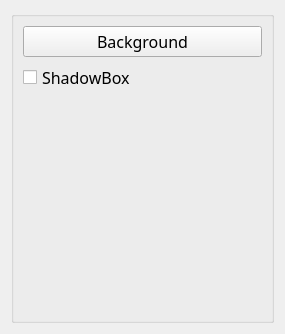
Before: the Qt Designer form tools/mesh/globalwidget.ui in nci/drishti, drawn with Qt 5.
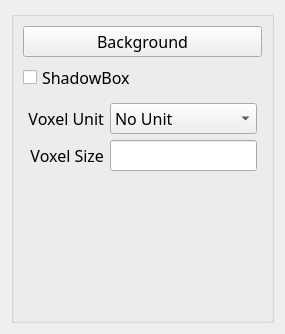
After: the same form once the commit is applied.

Commit message: added voxel size and unit to mesh

```diff
--- a/tools/mesh/globalwidget.ui
+++ b/tools/mesh/globalwidget.ui
@@ -49,6 +49,86 @@
         </property>
        </widget>
       </item>
+      <item>
+       <layout class="QGridLayout" name="gridLayout">
+        <property name="leftMargin">
+         <number>5</number>
+        </property>
+        <property name="topMargin">
+         <number>5</number>
+        </property>
+        <property name="rightMargin">
+         <number>5</number>
+        </property>
+        <property name="bottomMargin">
+         <number>5</number>
+        </property>
+        <item row="9" column="0">
+         <widget class="QLabel" name="label">
+          <property name="maximumSize">
+           <size>
+            <width>100</width>
+            <height>16777215</height>
+           </size>
+          </property>
+          <property name="text">
+           <string>Voxel Unit</string>
+          </property>
+          <property name="alignment">
+           <set>Qt::AlignRight|Qt::AlignTrailing|Qt::AlignVCenter</set>
+          </property>
+         </widget>
+        </item>
+        <item row="9" column="1">
+         <widget class="QComboBox" name="voxelUnit">
+          <property name="maximumSize">
+           <size>
+            <width>150</width>
+            <height>16777215</height>
+           </size>
+          </property>
+          <item>
+           <property name="text">
+            <string>No Unit</string>
+           </property>
+          </item>
+          <item>
+           <property name="text">
+            <string>Micron</string>
+           </property>
+          </item>
+          <item>
+           <property name="text">
+            <string>Millimeter</string>
+           </property>
+          </item>
+          <item>
+           <property name="text">
+            <string>Centimeter</string>
+           </property>
+          </item>
+          <item>
+           <property name="text">
+            <string>Meter</string>
+           </property>
+          </item>
+         </widget>
+        </item>
+        <item row="10" column="0">
+         <widget class="QLabel" name="label_2">
+          <property name="text">
+           <string>Voxel Size</string>
+          </property>
+          <property name="alignment">
+           <set>Qt::AlignRight|Qt::AlignTrailing|Qt::AlignVCenter</set>
+          </property>
+         </widget>
+        </item>
+        <item row="10" column="1">
+         <widget class="QLineEdit" name="voxelSize"/>
+        </item>
+       </layout>
+      </item>
       <item>
        <spacer name="verticalSpacer">
         <property name="orientation">
```
The commit also changes 13 other files.
